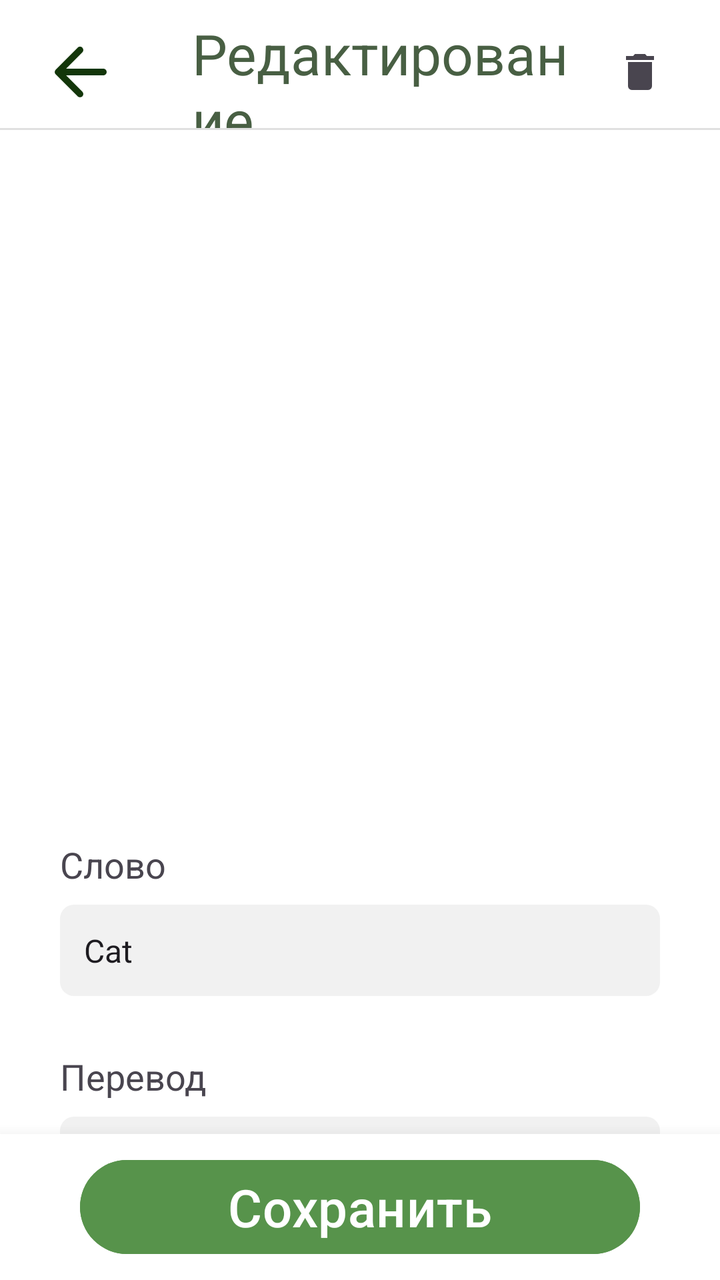
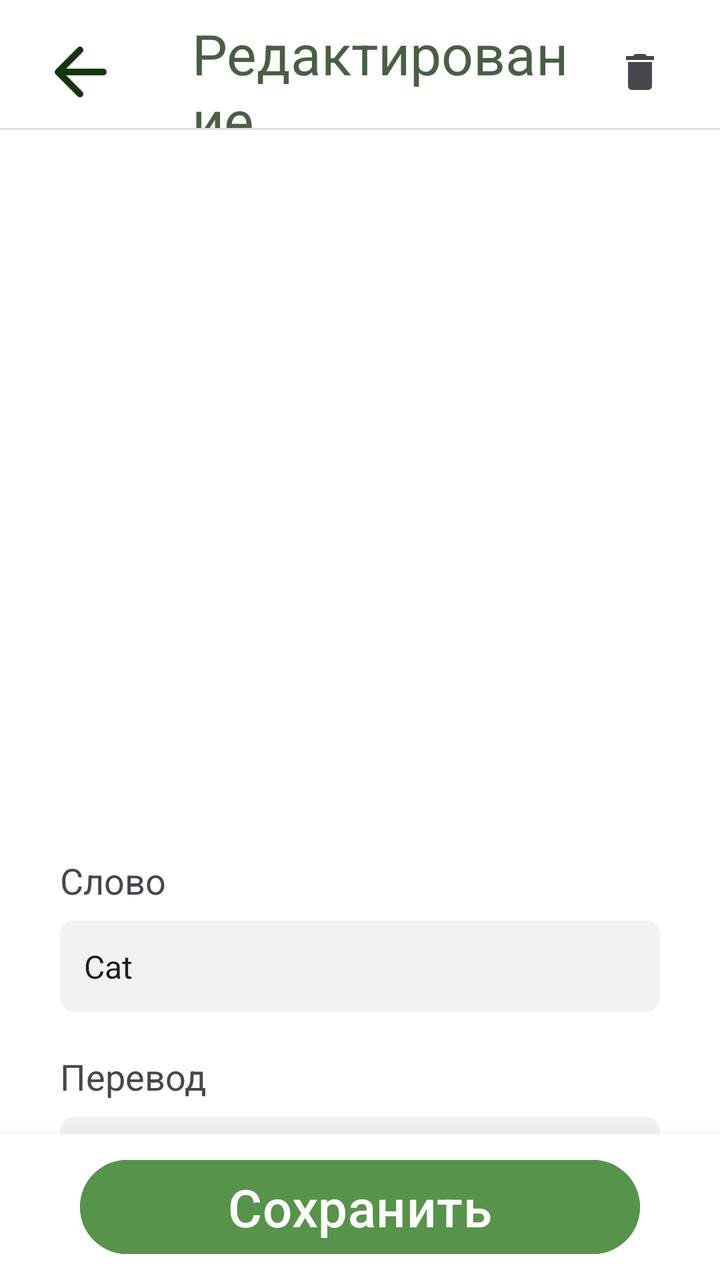

Before-and-after screenshots of an Android layout around one commit, followed by the original layout XML and the change that was made.
<!-- AndroidManifest.xml: application theme Theme.EnglishApp -->
<!-- res/layout/editword.xml -->
<?xml version="1.0" encoding="utf-8"?>
<FrameLayout xmlns:android="http://schemas.android.com/apk/res/android"
    android:layout_width="match_parent"
    android:layout_height="match_parent"
    xmlns:app="http://schemas.android.com/apk/res-auto"
    android:orientation="vertical"
    android:gravity="center_horizontal">

    <LinearLayout
        android:layout_width="match_parent"
        android:layout_height="match_parent"
        android:orientation="vertical"
        >

        <LinearLayout
            android:layout_width="match_parent"
            android:layout_height="wrap_content"
            android:orientation="vertical">
            <LinearLayout
                android:layout_width="match_parent"
                android:layout_height="56dp"
                android:layout_marginTop="8dp"
                android:gravity="center_vertical"
                android:paddingHorizontal="20dp" >
                <ImageView
                    android:id="@+id/close"
                    android:layout_width="40dp"
                    android:layout_height="40dp"
                    android:src="@drawable/round_arrow_back"
                    android:layout_marginEnd="36dp"
                    />

                <TextView
                    android:layout_width="0dp"
                    android:layout_height="wrap_content"
                    android:layout_weight="1"
                    android:text="Редактирование"
                    android:textSize="28sp"
                    android:textColor="@color/darkGreen"
                    />

                <ImageView
                    android:id="@+id/delete_word"
                    android:layout_width="40dp"
                    android:layout_height="40dp"
                    android:src="@drawable/ic_delete"
                    android:contentDescription="Удалить слово"
                    android:padding="8dp"
                    android:background="?attr/selectableItemBackgroundBorderless"
                    />

            </LinearLayout>
            <View
                android:layout_width="match_parent"
                android:layout_height="1dp"
                android:background="#E0E0E0" />

        </LinearLayout>

        <LinearLayout
            android:layout_width="match_parent"
            android:layout_height="wrap_content"
            android:orientation="vertical"
            android:gravity="center"
            android:paddingHorizontal="30dp"
            >
            <ImageView
                android:layout_marginTop="23dp"
                android:id="@+id/edit_word_image"
                android:layout_width="310dp"
                android:layout_height="310dp"
                android:background="@drawable/rounded_image_background"
                app:layout_constraintBottom_toBottomOf="parent"
                app:layout_constraintTop_toBottomOf="@+id/edit_image_view"
                />

            <LinearLayout
                android:layout_width="match_parent"
                android:layout_height="wrap_content"
                android:layout_marginTop="36dp"
                android:orientation="vertical">
                <TextView
                    android:layout_width="wrap_content"
                    android:layout_height="wrap_content"
                    android:text="Слово"
                    android:textSize="18sp"
                    android:layout_marginBottom="8dp" />

                <EditText
                    android:id="@+id/editWord"
                    android:layout_width="match_parent"
                    android:layout_height="wrap_content"
                    android:text="Cat"
                    android:textSize="16sp"
                    android:padding="12dp"
                    android:background="@drawable/btn_gray_rounded" />
            </LinearLayout>

            <LinearLayout
                android:layout_width="match_parent"
                android:layout_height="wrap_content"
                android:layout_marginTop="28dp"
                android:orientation="vertical">
                <TextView
                    android:layout_width="wrap_content"
                    android:layout_height="wrap_content"
                    android:text="Перевод"
                    android:textSize="18sp"
                    android:layout_marginBottom="8dp" />

                <EditText
                    android:id="@+id/editTranslation"
                    android:layout_width="match_parent"
                    android:layout_height="wrap_content"
                    android:text="Кошка"
                    android:textSize="16sp"
                    android:padding="12dp"
                    android:background="@drawable/btn_gray_rounded"
                    android:layout_marginBottom="28dp" />
            </LinearLayout>

            <LinearLayout
                android:layout_width="match_parent"
                android:layout_height="wrap_content"
                android:layout_marginTop="28dp"
                android:orientation="vertical">
                <TextView
                    android:layout_width="wrap_content"
                    android:layout_height="wrap_content"
                    android:text="Произношение"
                    android:textSize="18sp"
                    android:layout_marginBottom="8dp" />

                <EditText
                    android:id="@+id/editPronunciation"
                    android:layout_width="match_parent"
                    android:layout_height="wrap_content"
                    android:text="[kæt]"
                    android:textSize="16sp"
                    android:padding="12dp"
                    android:background="@drawable/btn_gray_rounded"
                    android:layout_marginBottom="32dp" />
            </LinearLayout>
        </LinearLayout>
    </LinearLayout>

    <LinearLayout
        android:layout_width="match_parent"
        android:layout_height="73dp"
        android:layout_gravity="bottom"
        android:background="@color/white"

        android:elevation="12dp"
        android:gravity="center">

        <Button
            android:id="@+id/btn_learning"
            android:layout_width="280dp"
            android:layout_height="55dp"
            android:backgroundTint="@color/greenMain"
            android:text="Сохранить"
            android:textSize="26sp"
            />
    </LinearLayout>
</FrameLayout>
<!-- resources referenced by this layout -->
<resources>
  <color name="darkGreen">#485F43</color>
  <color name="greenMain">#57934B</color>
  <color name="white">#FFFFFFFF</color>
  <!-- drawable btn_gray_rounded (drawable) -->
  <?xml version="1.0" encoding="utf-8"?>
  <shape xmlns:android="http://schemas.android.com/apk/res/android">
      <solid android:color="@color/grayMain"/>
      <corners android:radius="7dp" />
  </shape>
  <!-- drawable ic_delete (drawable) -->
  <vector xmlns:android="http://schemas.android.com/apk/res/android"
      android:width="24dp"
      android:height="24dp"
      android:viewportWidth="24"
      android:viewportHeight="24"
      android:tint="?attr/colorControlNormal">
      <path
          android:fillColor="@android:color/white"
          android:pathData="M6,19c0,1.1 0.9,2 2,2h8c1.1,0 2,-0.9 2,-2V7H6v12zM19,4h-3.5l-1,-1h-5l-1,1H5v2h14V4z"/>
  </vector>
  <!-- drawable round_arrow_back (drawable) -->
  <vector xmlns:android="http://schemas.android.com/apk/res/android" android:autoMirrored="true" android:height="24dp" android:tint="#13360A" android:viewportHeight="24" android:viewportWidth="24" android:width="24dp">
        
      <path android:fillColor="@android:color/white" android:pathData="M19,11H7.83l4.88,-4.88c0.39,-0.39 0.39,-1.03 0,-1.42 -0.39,-0.39 -1.02,-0.39 -1.41,0l-6.59,6.59c-0.39,0.39 -0.39,1.02 0,1.41l6.59,6.59c0.39,0.39 1.02,0.39 1.41,0 0.39,-0.39 0.39,-1.02 0,-1.41L7.83,13H19c0.55,0 1,-0.45 1,-1s-0.45,-1 -1,-1z"/>
      
  </vector>
  <!-- drawable rounded_image_background (drawable) -->
  <?xml version="1.0" encoding="utf-8"?>
  <shape xmlns:android="http://schemas.android.com/apk/res/android">
      <solid android:color="@android:color/transparent" />
      <corners android:radius="7dp" />
  </shape>
  <style name="Theme.EnglishApp" parent="Base.Theme.EnglishApp">
          <item name="buttonSearch">@style/ButtonSearch</item>
      </style>
  <color name="grayMain">#F1F1F1</color>
  <style name="Base.Theme.EnglishApp" parent="Theme.Material3.DayNight.NoActionBar">
          <item name="android:windowBackground">@color/white</item>
      </style>
  <style name="ButtonSearch">
          <item name="android:src">@drawable/searchicon</item>
      </style>
  <!-- drawable searchicon (drawable) -->
  <vector xmlns:android="http://schemas.android.com/apk/res/android"
      android:width="24dp"
      android:height="24dp"
      android:viewportWidth="24"
      android:viewportHeight="24">
    <path
        android:pathData="M21,21L16.66,16.66"
        android:strokeLineJoin="round"
        android:strokeWidth="2"
        android:fillColor="#00000000"
        android:strokeColor="#13360A"
        android:strokeLineCap="round"/>
    <path
        android:pathData="M11,19C15.418,19 19,15.418 19,11C19,6.582 15.418,3 11,3C6.582,3 3,6.582 3,11C3,15.418 6.582,19 11,19Z"
        android:strokeLineJoin="round"
        android:strokeWidth="2"
        android:fillColor="#00000000"
        android:strokeColor="#13360A"
        android:strokeLineCap="round"/>
  </vector>
</resources>

<!-- the commit's change to res/layout/editword.xml (unified diff, before → after) -->
@@ -31,6 +31,7 @@
                     />
 
                 <TextView
+                    android:id="@+id/title_text"
                     android:layout_width="0dp"
                     android:layout_height="wrap_content"
                     android:layout_weight="1"
@@ -77,7 +78,7 @@
             <LinearLayout
                 android:layout_width="match_parent"
                 android:layout_height="wrap_content"
-                android:layout_marginTop="36dp"
+                android:layout_marginTop="30dp"
                 android:orientation="vertical">
                 <TextView
                     android:layout_width="wrap_content"
@@ -99,7 +100,7 @@
             <LinearLayout
                 android:layout_width="match_parent"
                 android:layout_height="wrap_content"
-                android:layout_marginTop="28dp"
+                android:layout_marginTop="20dp"
                 android:orientation="vertical">
                 <TextView
                     android:layout_width="wrap_content"
@@ -116,13 +117,13 @@
                     android:textSize="16sp"
                     android:padding="12dp"
                     android:background="@drawable/btn_gray_rounded"
-                    android:layout_marginBottom="28dp" />
+                    />
             </LinearLayout>
 
             <LinearLayout
                 android:layout_width="match_parent"
                 android:layout_height="wrap_content"
-                android:layout_marginTop="28dp"
+                android:layout_marginTop="20dp"
                 android:orientation="vertical">
                 <TextView
                     android:layout_width="wrap_content"
